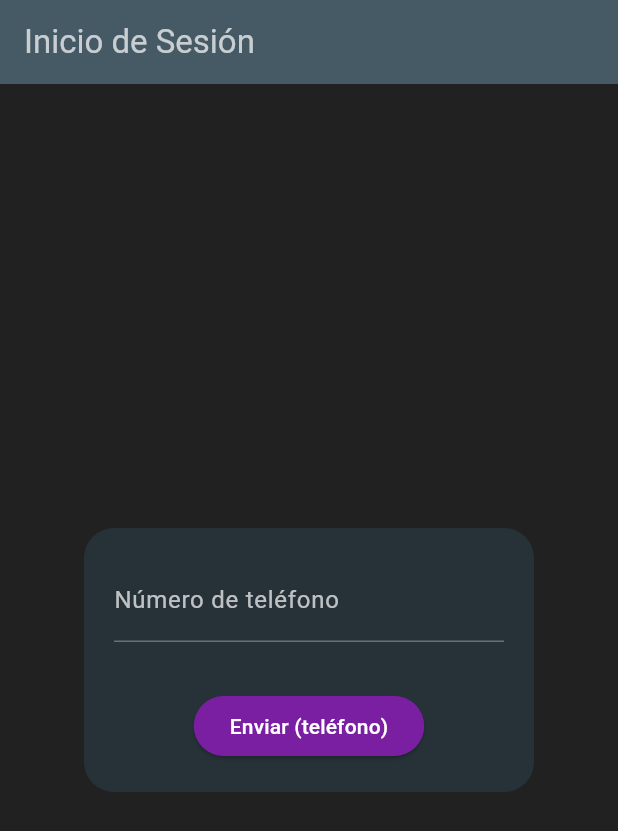
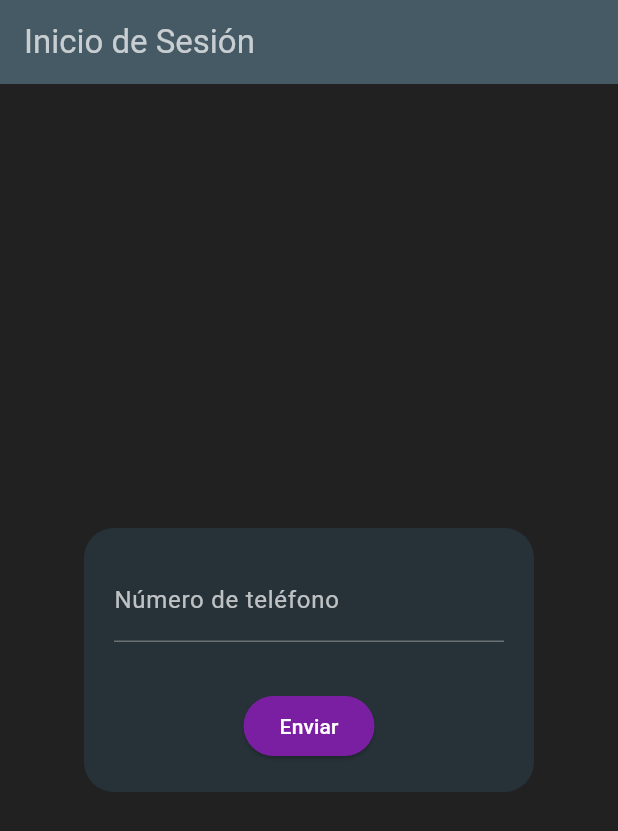
Before and after one commit to arion0501/ExamenFinal_PSP_PMDM, a Flutter app: the screen it shows after launch, on a phone screen of 412 x 824 dp. Shown: the top 831 px of the screen. Run offline on Flutter 3.47's test engine with Material 3 defaults, Android fonts, the phone set to English and light mode, and no system bars; our stand-ins replace cloud_firestore, firebase_auth, firebase_core, geolocator, google_maps_flutter; accounts and stored records are empty; generated files the repository leaves out were written again.

Commit message:
Commit V35: Arreglado el renderFix de los botones en la visualización del phoneLogin.

```diff
--- a/lib/OnBoarding/loginPhone.dart
+++ b/lib/OnBoarding/loginPhone.dart
@@ -153,9 +153,9 @@ class _LoginPhoneViewState extends State<loginPhone> {
                         foregroundColor: Colors.white,
                         backgroundColor: Colors.purple[700],
                       ),
-                      child: const Text('Enviar (teléfono)'),
+                      child: const Text('Enviar'),
                     ),
-                    if(blMostrarVerification)
+                    if (blMostrarVerification)
                       ElevatedButton(
                         onPressed: () {
                           enviarVerifyPressed();
```
Also changed, not shown: pubspec.lock. Lines whose indentation alone changed are shown as unchanged.
